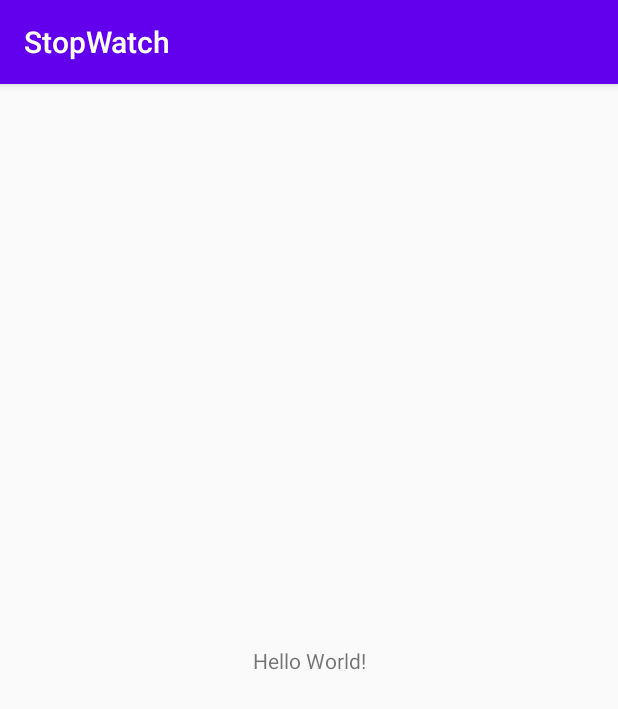
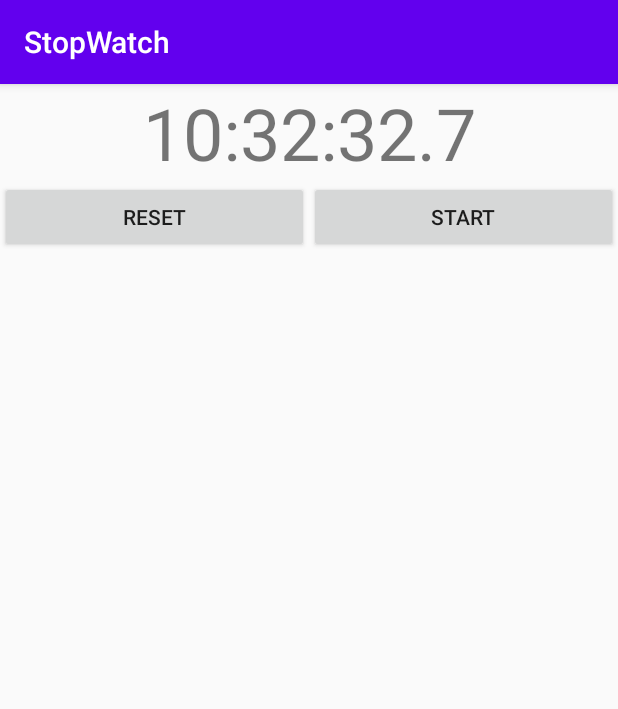
Before and after one commit to a2110560/StopWatch, an Android app: the screen it shows after launch (MainActivity), on a phone screen of 412 x 824 dp. Shown: the top 709 px of the screen. Run offline under Robolectric (Android 15) with nearby library versions, the phone set to English and light mode, and no system bars.

Commit message:
complete: start,stop,reset

```diff
--- a/app/src/main/res/layout/activity_main.xml
+++ b/app/src/main/res/layout/activity_main.xml
@@ -1,18 +1,41 @@
 <?xml version="1.0" encoding="utf-8"?>
-<androidx.constraintlayout.widget.ConstraintLayout xmlns:android="http://schemas.android.com/apk/res/android"
+<LinearLayout xmlns:android="http://schemas.android.com/apk/res/android"
     xmlns:app="http://schemas.android.com/apk/res-auto"
     xmlns:tools="http://schemas.android.com/tools"
     android:layout_width="match_parent"
     android:layout_height="match_parent"
+    android:orientation="vertical"
     tools:context=".MainActivity">
 
+
     <TextView
-        android:layout_width="wrap_content"
+        android:id="@+id/time"
+        android:layout_width="match_parent"
         android:layout_height="wrap_content"
-        android:text="Hello World!"
-        app:layout_constraintBottom_toBottomOf="parent"
-        app:layout_constraintLeft_toLeftOf="parent"
-        app:layout_constraintRight_toRightOf="parent"
-        app:layout_constraintTop_toTopOf="parent" />
-
-</androidx.constraintlayout.widget.ConstraintLayout>
+        android:textSize="48sp"
+        android:text="10:32:32.7"
+        android:textAlignment="center"
+        />
+    <LinearLayout
+        android:layout_width="match_parent"
+        android:layout_height="wrap_content"
+        android:orientation="horizontal">
+        <Button
+            android:id="@+id/leftbtn"
+            android:layout_width="0dp"
+            android:layout_height="wrap_content"
+            android:layout_weight="1"
+            android:text="Reset"
+            />
+        <Button
+            android:id="@+id/rightbtn"
+            android:layout_width="0dp"
+            android:layout_height="wrap_content"
+            android:layout_weight="1"
+            android:text="Start"/>
+    </LinearLayout>
+    <ListView
+        android:id="@+id/laplog"
+        android:layout_width="match_parent"
+        android:layout_height="match_parent"/>
+</LinearLayout>
```
Also changed, not shown: app/src/main/java/com/example/stopwatch/MainActivity.java (+96 -0 lines).
